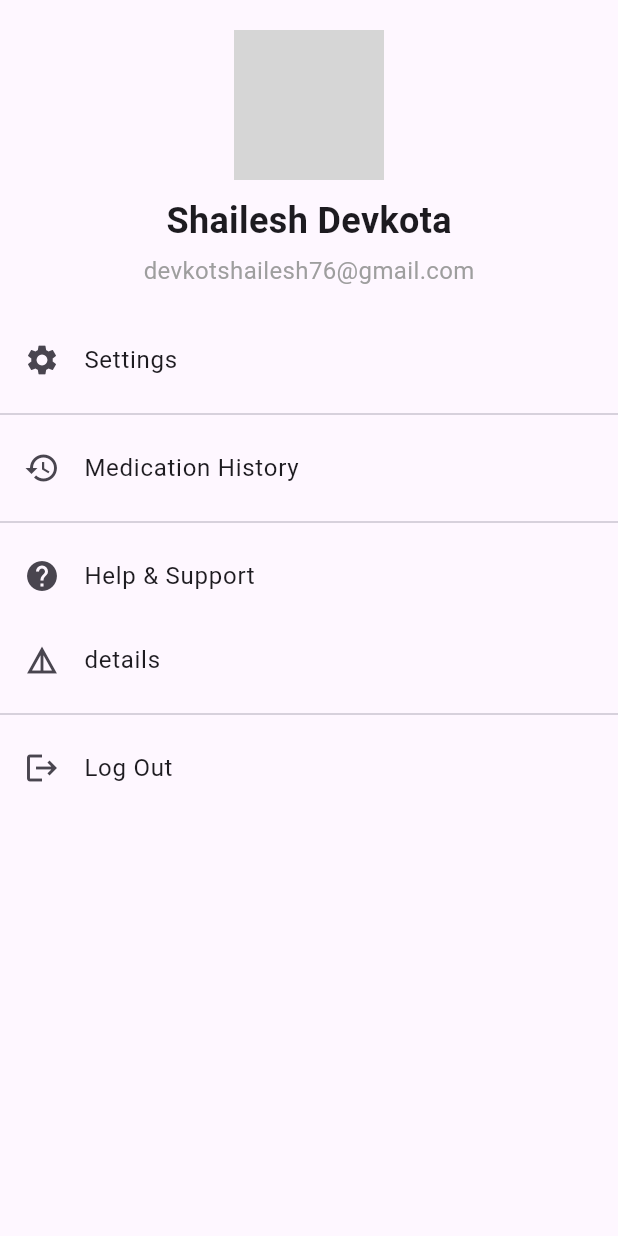
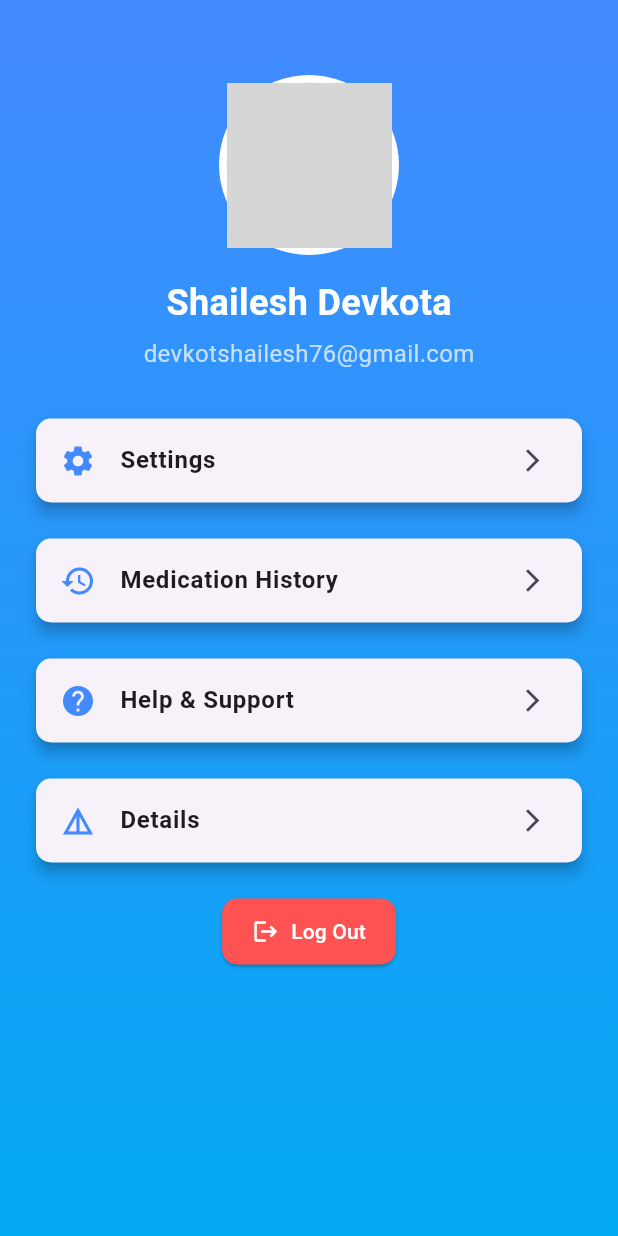
Before and after one commit to dakdim/amritfrontend, a Flutter app: the ProfilePage screen opened directly, on a phone screen of 412 x 824 dp. Run offline on Flutter 3.47's test engine with Material 3 defaults, Android fonts, the light colour scheme and no system bars; our stand-ins replace fl_chart; network calls fail; grey boxes are pictures that could not be loaded.

Commit message:
changes in profile page

```diff
--- a/lib/view/profile.dart
+++ b/lib/view/profile.dart
@@ -1,79 +1,114 @@
 import 'package:flutter/material.dart';
 
 class ProfilePage extends StatelessWidget {
-  const ProfilePage ({super.key});
+  const ProfilePage({super.key});
 
   @override
   Widget build(BuildContext context) {
     return Scaffold(
-
-      body: SingleChildScrollView(
-        child: Column(
-          crossAxisAlignment: CrossAxisAlignment.center,
+      body: Stack(
         children: [
-            const SizedBox(height: 20),
-            CircleAvatar(
-              radius: 50,
-              backgroundImage: NetworkImage(
-                'https://via.placeholder.com/150', // Replace with profile picture URL
+          // Background Gradient
+          Container(
+            decoration: const BoxDecoration(
+              gradient: LinearGradient(
+                colors: [Colors.blueAccent, Colors.lightBlue],
+                begin: Alignment.topCenter,
+                end: Alignment.bottomCenter,
               ),
             ),
-            const SizedBox(height: 10),
+          ),
+          // Content
+          SingleChildScrollView(
+            child: Column(
+              children: [
+                const SizedBox(height: 50),
+                // Profile Picture with Shadow
+                CircleAvatar(
+                  radius: 60,
+                  backgroundColor: Colors.white,
+                  child: const CircleAvatar(
+                    radius: 55,
+                    backgroundImage: NetworkImage(
+                      'https://via.placeholder.com/150', // Replace with actual URL
+                    ),
+                  ),
+                ),
+                const SizedBox(height: 15),
+                // Name
                 const Text(
                   "Shailesh Devkota",
                   style: TextStyle(
                     fontSize: 24,
                     fontWeight: FontWeight.bold,
+                    color: Colors.white,
                   ),
                 ),
                 const SizedBox(height: 5),
+                // Email
                 const Text(
                   "devkotshailesh76@gmail.com",
                   style: TextStyle(
                     fontSize: 16,
-                color: Colors.grey,
+                    color: Colors.white70,
                   ),
                 ),
                 const SizedBox(height: 20),
-            ListTile(
-              leading: const Icon(Icons.settings),
-              title: const Text("Settings"),
-              onTap: () {
-                // Add functionality here
+
+                // Profile Options with Cards
+                _buildProfileOption(Icons.settings, "Settings"),
+                _buildProfileOption(Icons.history, "Medication History"),
+                _buildProfileOption(Icons.help, "Help & Support"),
+                _buildProfileOption(Icons.details, "Details"),
+
+                // Logout Button
+                Padding(
+                  padding:
+                      const EdgeInsets.symmetric(vertical: 10, horizontal: 20),
+                  child: ElevatedButton.icon(
+                    style: ElevatedButton.styleFrom(
+                      backgroundColor: Colors.redAccent,
+                      foregroundColor: Colors.white,
+                      shape: RoundedRectangleBorder(
+                        borderRadius: BorderRadius.circular(10),
+                      ),
+                      padding: const EdgeInsets.symmetric(
+                          vertical: 12, horizontal: 20),
+                    ),
+                    onPressed: () {
+                      // Add logout functionality
                     },
+                    icon: const Icon(Icons.logout),
+                    label: const Text("Log Out"),
                   ),
-            const Divider(),
-            ListTile(
-              leading: const Icon(Icons.history),
-              title: const Text("Medication History"),
-              onTap: () {
-                // Add functionality here
-              },
-            ),
-            const Divider(),
-            ListTile(
-              leading: const Icon(Icons.help),
-              title: const Text("Help & Support"),
-              onTap: () {
-                // Add functionality here
-              },
-            ),
-            ListTile(
-              leading: const Icon(Icons.details),
-              title: const Text("details"),
-              onTap: () {
-                // Add functionality here
-              },
-            ),
-            const Divider(),
-            ListTile(
-              leading: const Icon(Icons.logout),
-              title: const Text("Log Out"),
-              onTap: () {
-                // Add functionality here
-              },
                 ),
               ],
+            ),
+          ),
+        ],
+      ),
+    );
+  }
+
+  // Function to create profile options in card format
+  Widget _buildProfileOption(IconData icon, String title) {
+    return Padding(
+      padding: const EdgeInsets.symmetric(vertical: 8, horizontal: 20),
+      child: Card(
+        elevation: 4,
+        shape: RoundedRectangleBorder(
+          borderRadius: BorderRadius.circular(10),
+        ),
+        child: ListTile(
+          leading: Icon(icon, color: Colors.blueAccent),
+          title: Text(
+            title,
+            style: const TextStyle(fontWeight: FontWeight.w600),
+          ),
+          trailing: const Icon(Icons.arrow_forward_ios, size: 18),
+          onTap: () {
+            // Add navigation functionality
+          },
         ),
       ),
     );
```
Also changed, not shown: lib/view/notification.dart (+129 -129 lines). Lines whose indentation alone changed are shown as unchanged.
